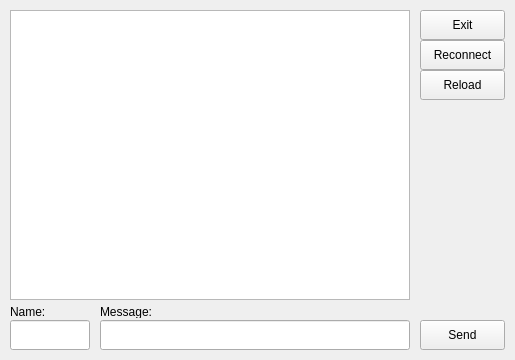
This is src/Client/Ui_Files/ui_MainWindow.ui in Formak21/OpenLChat as Qt 5 draws it before an edit. The edited form follows.
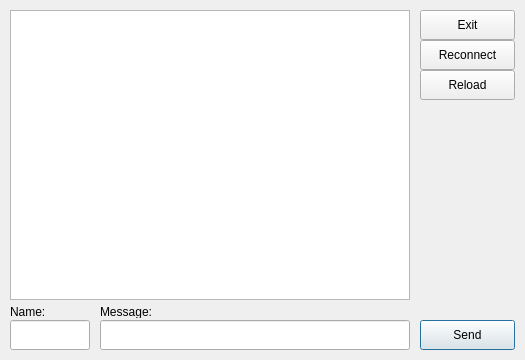
This is the edited form. Icons and pictures are not drawn.

Diff of the .ui file:
```diff
--- a/src/Client/Ui_Files/ui_MainWindow.ui
+++ b/src/Client/Ui_Files/ui_MainWindow.ui
@@ -6,7 +6,7 @@
    <rect>
     <x>0</x>
     <y>0</y>
-    <width>515</width>
+    <width>525</width>
     <height>360</height>
    </rect>
   </property>
@@ -19,20 +19,26 @@
      <rect>
       <x>420</x>
       <y>320</y>
-      <width>85</width>
+      <width>95</width>
       <height>30</height>
      </rect>
     </property>
     <property name="text">
      <string>Send</string>
     </property>
+    <property name="autoDefault">
+     <bool>true</bool>
+    </property>
+    <property name="default">
+     <bool>true</bool>
+    </property>
    </widget>
    <widget class="QPushButton" name="ExitButton">
     <property name="geometry">
      <rect>
       <x>420</x>
       <y>10</y>
-      <width>85</width>
+      <width>95</width>
       <height>30</height>
      </rect>
     </property>
@@ -45,7 +51,7 @@
      <rect>
       <x>420</x>
       <y>70</y>
-      <width>85</width>
+      <width>95</width>
       <height>30</height>
      </rect>
     </property>
@@ -130,7 +136,7 @@
      <rect>
       <x>420</x>
       <y>40</y>
-      <width>85</width>
+      <width>95</width>
       <height>30</height>
      </rect>
     </property>
@@ -141,10 +147,10 @@
    <widget class="QLabel" name="neko">
     <property name="geometry">
      <rect>
-      <x>420</x>
+      <x>410</x>
       <y>100</y>
-      <width>80</width>
-      <height>220</height>
+      <width>115</width>
+      <height>225</height>
      </rect>
     </property>
     <property name="text">
```
Left out of the diff: 17 changed lines with no effect on the pictures.
